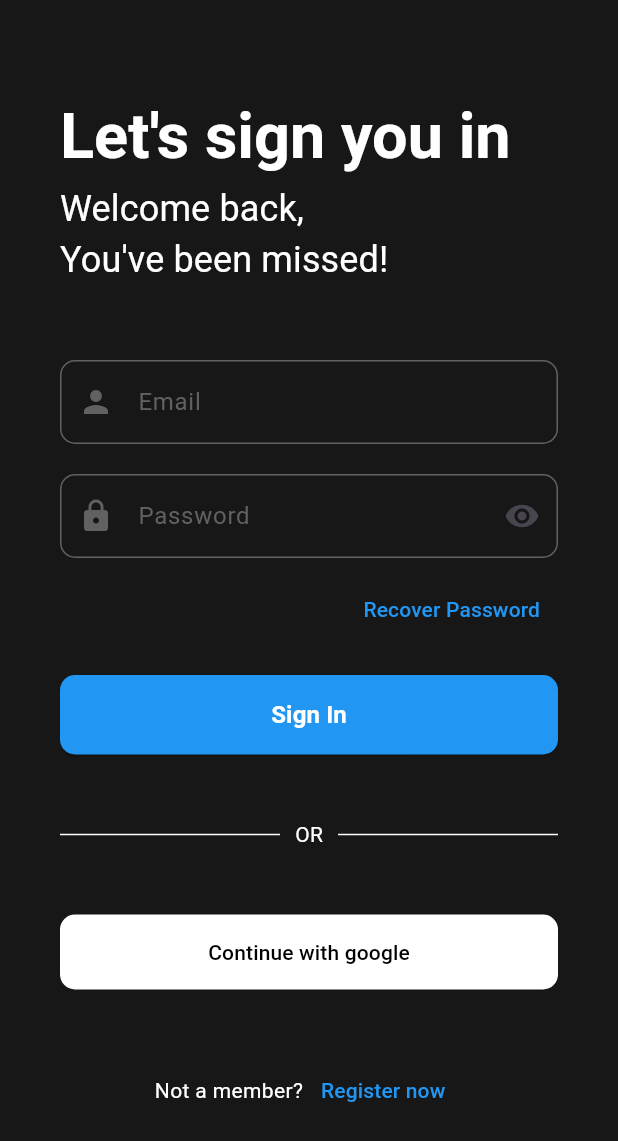
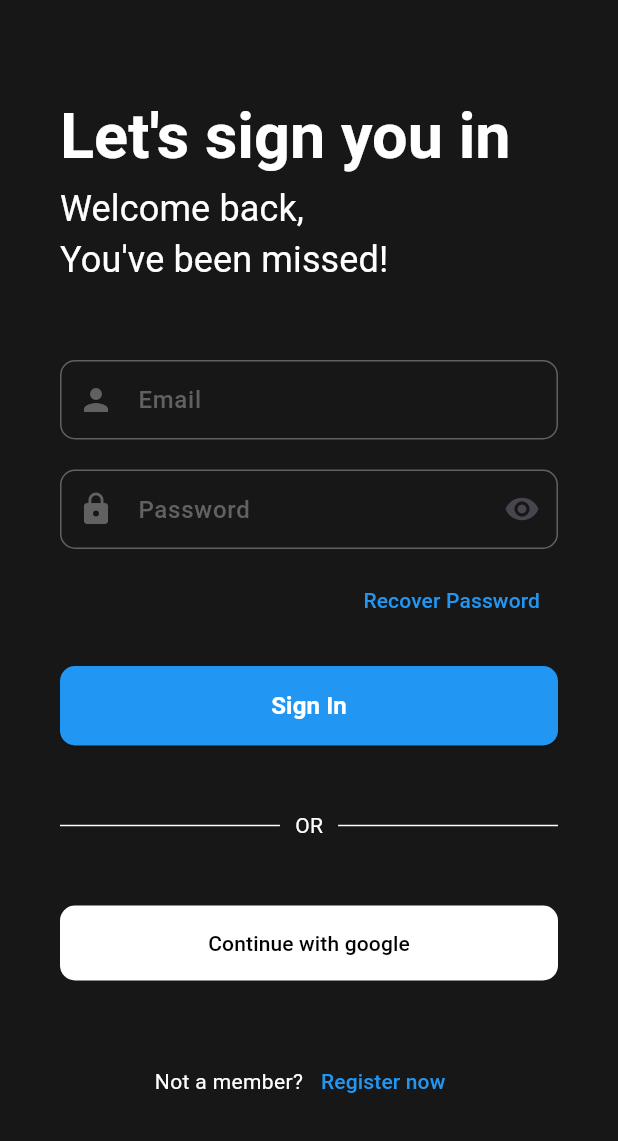
Before and after one commit to Kethankrk/event_mangement_app, a Flutter app: the screen it shows after launch, on a phone screen of 412 x 824 dp. Shown: the top 1141 px of the screen. Run offline on Flutter 3.47's test engine with Material 3 defaults, Android fonts, the phone set to English and light mode, and no system bars; our stand-ins replace fluttertoast, google_sign_in, pin_code_fields.

Commit message:
refactor: using theme

```diff
--- a/lib/widgets/custom_input.dart
+++ b/lib/widgets/custom_input.dart
@@ -22,14 +22,15 @@ class CustomInputField extends StatelessWidget {
     return TextField(
       controller: controller,
       style: const TextStyle(
-        color: Colors.white,
-        fontWeight: FontWeight.w300,
-      ),
+          color: Colors.white, fontWeight: FontWeight.w300, fontSize: 14),
       obscureText: obstruct ?? false,
       obscuringCharacter: "*",
       decoration: InputDecoration(
-        label: Text(label),
-        labelStyle: const TextStyle(color: Color.fromARGB(255, 97, 97, 97)),
+        label: Text(
+          label,
+          style: Theme.of(context).textTheme.labelSmall,
+        ),
+        labelStyle: Theme.of(context).textTheme.labelSmall,
         floatingLabelStyle: const TextStyle(color: Colors.white),
         focusedBorder: OutlineInputBorder(
           borderRadius: BorderRadius.circular(10.0),
```
